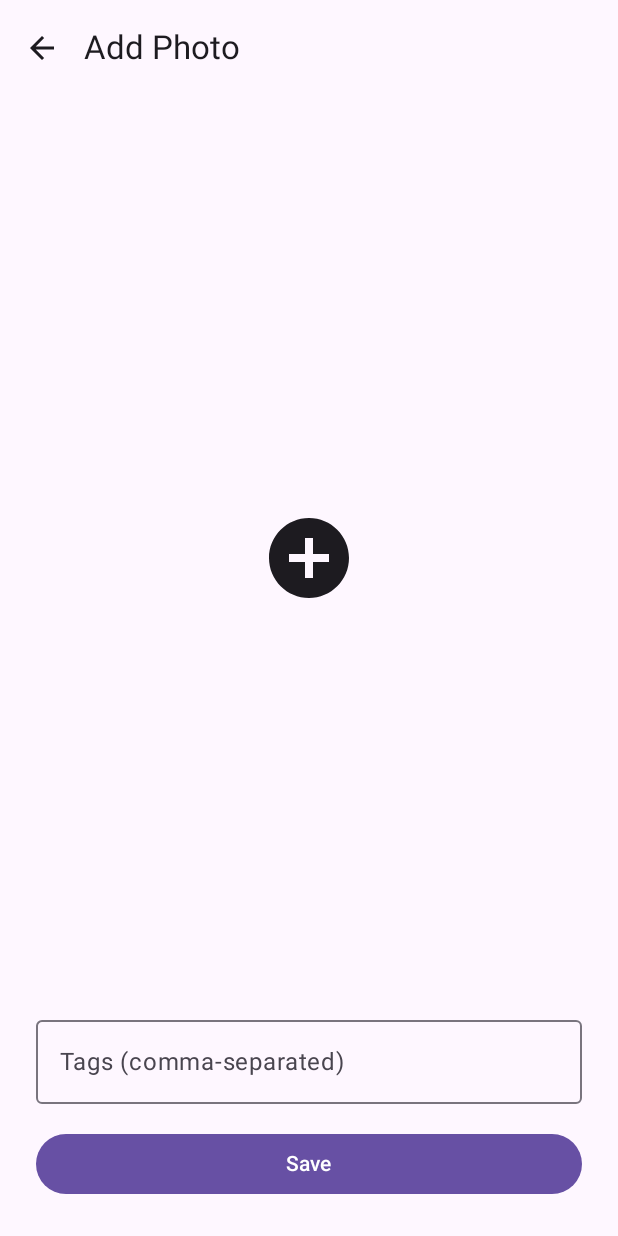
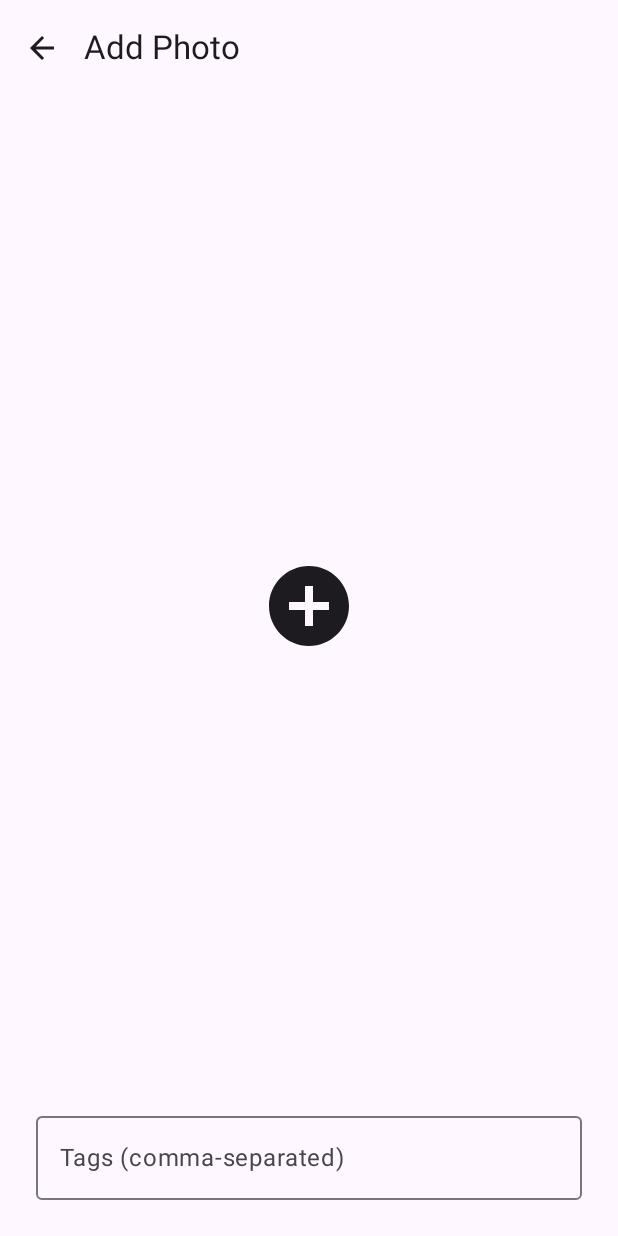
Before and after one commit to PBillodeau/mirandas-closet, an Android app built with Jetpack Compose: the screen it shows after launch (AddPhotoActivity), after a tap on "Add Photo", on a phone screen of 412 x 824 dp. Run offline under Robolectric (Android 15) with nearby library versions, the phone set to English and light mode, and no system bars; our stand-ins replace Room's generated code.

Commit message:
Save button in more idiomatic spot

```diff
--- a/app/build.gradle.kts
+++ b/app/build.gradle.kts
@@ -61,6 +61,7 @@ dependencies {
     implementation(libs.androidx.ui.tooling.preview)
     implementation(libs.androidx.material3)
     implementation(libs.androidx.room.runtime.android)
+    implementation(libs.androidx.material.icons.extended)
     ksp(libs.androidx.room.compiler)
     testImplementation(libs.junit)
     androidTestImplementation(libs.androidx.junit)
--- a/app/src/main/java/com/example/mirandascloset/AddPhotoActivity.kt
+++ b/app/src/main/java/com/example/mirandascloset/AddPhotoActivity.kt
@@ -2,6 +2,7 @@ package com.example.mirandascloset
 
 import android.graphics.Bitmap
 import android.os.Bundle
+import android.widget.Toast
 import androidx.activity.ComponentActivity
 import androidx.activity.compose.rememberLauncherForActivityResult
 import androidx.activity.compose.setContent
@@ -9,6 +10,7 @@ import androidx.activity.result.contract.ActivityResultContracts
 import androidx.compose.foundation.layout.*
 import androidx.compose.material.icons.Icons
 import androidx.compose.material.icons.automirrored.filled.ArrowBack
+import androidx.compose.material.icons.filled.Save
 import androidx.compose.material3.*
 import androidx.compose.runtime.*
 import androidx.compose.ui.Modifier
@@ -17,6 +19,10 @@ import androidx.compose.ui.unit.dp
 import com.example.mirandascloset.data.AppDatabase
 import com.example.mirandascloset.ui.theme.MirandasClosetTheme
 import com.example.mirandascloset.ui.views.EditImageView
+import kotlinx.coroutines.CoroutineScope
+import kotlinx.coroutines.Dispatchers
+import kotlinx.coroutines.launch
+import kotlinx.coroutines.withContext
 
 class AddPhotoActivity : ComponentActivity() {
     override fun onCreate(savedInstanceState: Bundle?) {
@@ -38,6 +44,7 @@ fun AddPhotoScreen(onBack: () -> Unit) {
     val db = remember { AppDatabase.getInstance(context) }
     val imageDao = remember { db.imageDao() }
     var photoBitmap by remember { mutableStateOf<Bitmap?>(null) }
+    var tags by remember { mutableStateOf("") }
 
     val cameraLauncher = rememberLauncherForActivityResult(
         contract = ActivityResultContracts.TakePicturePreview()
@@ -50,6 +57,23 @@ fun AddPhotoScreen(onBack: () -> Unit) {
         topBar = {
             TopAppBar(
                 title = { Text("Add Photo") },
+                actions = {
+                    if (photoBitmap !== null) {
+                        IconButton(
+                            onClick = {
+                                CoroutineScope(Dispatchers.IO).launch {
+                                    imageDao.createImage(context, photoBitmap!!, tags)
+                                    withContext(Dispatchers.Main) {
+                                        Toast.makeText(context, "Saved!", Toast.LENGTH_SHORT).show()
+                                        onBack()
+                                    }
+                                }
+                            }
+                        ) {
+                            Icon(Icons.Default.Save, contentDescription = "Save")
+                        }
+                    }
+                },
                 navigationIcon = {
                     IconButton(onClick = onBack) {
                         Icon(Icons.AutoMirrored.Filled.ArrowBack, contentDescription = "Back")
@@ -61,7 +85,7 @@ fun AddPhotoScreen(onBack: () -> Unit) {
         Column(
             modifier = Modifier.fillMaxSize().padding(innerPadding).padding(24.dp)
         ) {
-            EditImageView(null, photoBitmap, cameraLauncher, context, imageDao, onBack = { onBack() })
+            EditImageView(photoBitmap, cameraLauncher, context, tags) { value -> tags = value }
         }
     }
 }
--- a/app/src/main/java/com/example/mirandascloset/MainActivity.kt
+++ b/app/src/main/java/com/example/mirandascloset/MainActivity.kt
@@ -6,7 +6,6 @@ import android.os.Bundle
 import androidx.activity.ComponentActivity
 import androidx.activity.compose.setContent
 import androidx.compose.foundation.Image
-import androidx.compose.foundation.background
 import androidx.compose.foundation.clickable
 import androidx.compose.material.icons.Icons
 import androidx.compose.material.icons.filled.Add
@@ -15,7 +14,7 @@ import androidx.compose.foundation.layout.*
 import androidx.compose.foundation.lazy.grid.GridCells
 import androidx.compose.foundation.lazy.grid.LazyVerticalGrid
 import androidx.compose.foundation.shape.RoundedCornerShape
-import androidx.compose.material.icons.filled.AccountBox
+import androidx.compose.material.icons.filled.DriveFolderUpload
 import androidx.compose.runtime.collectAsState
 import androidx.compose.runtime.getValue
 import androidx.compose.runtime.mutableStateOf
@@ -60,7 +59,7 @@ class MainActivity : ComponentActivity() {
                                         startActivity(intent)
                                     }
                                 ) {
-                                    Icon(Icons.Default.AccountBox, contentDescription = "Import")
+                                    Icon(Icons.Default.DriveFolderUpload, contentDescription = "Import")
                                 }
                             }
                         )
--- a/app/src/main/java/com/example/mirandascloset/ui/views/EditImageView.kt
+++ b/app/src/main/java/com/example/mirandascloset/ui/views/EditImageView.kt
@@ -5,34 +5,24 @@ import android.app.Activity
 import android.content.Context
 import android.content.pm.PackageManager
 import android.graphics.Bitmap
-import android.widget.Toast
 import androidx.activity.compose.ManagedActivityResultLauncher
 import androidx.activity.result.launch
 import androidx.compose.foundation.Image
 import androidx.compose.foundation.clickable
 import androidx.compose.foundation.layout.Box
 import androidx.compose.foundation.layout.Column
-import androidx.compose.foundation.layout.Row
 import androidx.compose.foundation.layout.Spacer
 import androidx.compose.foundation.layout.fillMaxSize
 import androidx.compose.foundation.layout.fillMaxWidth
 import androidx.compose.foundation.layout.height
-import androidx.compose.foundation.layout.padding
 import androidx.compose.foundation.layout.size
 import androidx.compose.material.icons.Icons
 import androidx.compose.material.icons.filled.AddCircle
-import androidx.compose.material.icons.filled.Check
-import androidx.compose.material3.Button
 import androidx.compose.material3.ExperimentalMaterial3Api
 import androidx.compose.material3.Icon
 import androidx.compose.material3.OutlinedTextField
 import androidx.compose.material3.Text
 import androidx.compose.runtime.Composable
-import androidx.compose.runtime.LaunchedEffect
-import androidx.compose.runtime.getValue
-import androidx.compose.runtime.mutableStateOf
-import androidx.compose.runtime.remember
-import androidx.compose.runtime.setValue
 import androidx.compose.ui.Alignment
 import androidx.compose.ui.Modifier
 import androidx.compose.ui.graphics.asImageBitmap
@@ -40,31 +30,16 @@ import androidx.compose.ui.layout.ContentScale
 import androidx.compose.ui.unit.dp
 import androidx.core.app.ActivityCompat
 import androidx.core.content.ContextCompat
-import com.example.mirandascloset.data.ImageDao
-import com.example.mirandascloset.data.ImageWithTags
-import kotlinx.coroutines.CoroutineScope
-import kotlinx.coroutines.Dispatchers
-import kotlinx.coroutines.launch
-import kotlinx.coroutines.withContext
 
 @OptIn(ExperimentalMaterial3Api::class)
 @Composable
 fun EditImageView (
-    imageWithTags: ImageWithTags?,
     bitmap: Bitmap?,
     cameraLauncher: ManagedActivityResultLauncher<Void?, Bitmap?>?,
     context: Context,
-    imageDao: ImageDao,
-    onBack: () -> Unit
+    tags: String,
+    updateTags: (value: String) -> Unit
 ) {
-    var tags by remember { mutableStateOf("") }
-
-    LaunchedEffect(imageWithTags) {
-        launch(Dispatchers.IO) {
-            tags = imageWithTags?.tags?.joinToString(", ") { it.name } ?: ""
-        }
-    }
-
     Column(
         modifier = Modifier.fillMaxWidth(),
         horizontalAlignment = Alignment.CenterHorizontally
@@ -102,34 +77,9 @@ fun EditImageView (
         Spacer(modifier = Modifier.height(16.dp))
         OutlinedTextField(
             value = tags,
-            onValueChange = { tags = it },
+            onValueChange = { updateTags(it) },
             label = { Text("Tags (comma-separated)") },
             modifier = Modifier.fillMaxWidth()
         )
-        Spacer(modifier = Modifier.height(16.dp))
-        Button(
-            onClick = {
-                if (bitmap == null) {
-                    Toast.makeText(context, "Take a picture first!", Toast.LENGTH_SHORT).show()
-                } else {
-                    CoroutineScope(Dispatchers.IO).launch {
-                        if (imageWithTags != null) {
-                            imageDao.updateImageTags(imageWithTags.image.imageId, tags)
-                        } else {
-                            imageDao.createImage(context, bitmap, tags)
-                        }
-
-                        withContext(Dispatchers.Main) {
-                            Toast.makeText(context, "Saved!", Toast.LENGTH_SHORT).show()
-                            tags = ""
-                            onBack()
-                        }
-                    }
-                }
-            },
-            modifier = Modifier.fillMaxWidth()
-        ) {
-            Text("Save")
-        }
     }
 }
--- a/gradle/libs.versions.toml
+++ b/gradle/libs.versions.toml
@@ -13,6 +13,7 @@ roomRuntimeAndroid = "2.7.2"
 
 [libraries]
 androidx-core-ktx = { group = "androidx.core", name = "core-ktx", version.ref = "coreKtx" }
+androidx-material-icons-extended = { module = "androidx.compose.material:material-icons-extended" }
 androidx-room-compiler = { module = "androidx.room:room-compiler", version.ref = "roomCompiler" }
 junit = { group = "junit", name = "junit", version.ref = "junit" }
 androidx-junit = { group = "androidx.test.ext", name = "junit", version.ref = "junitVersion" }
```
Also changed, not shown: app/src/main/java/com/example/mirandascloset/EditImageActivity.kt (+18 -1 lines), app/src/main/java/com/example/mirandascloset/ImportImagesActivity.kt (+37 -14 lines).
